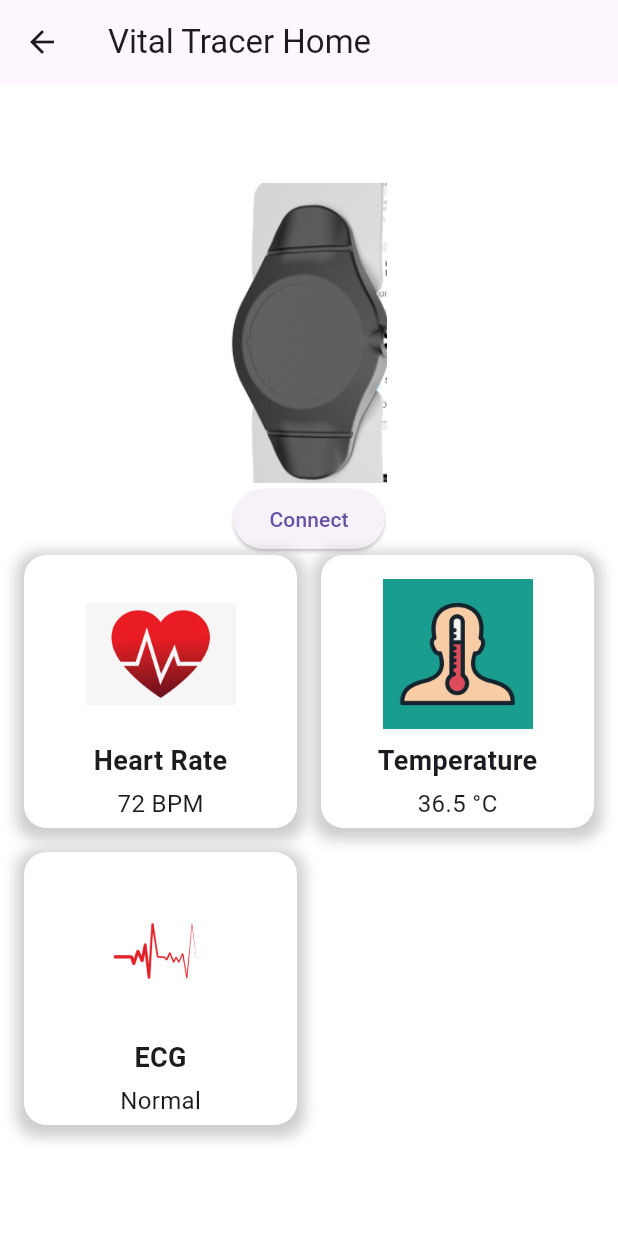
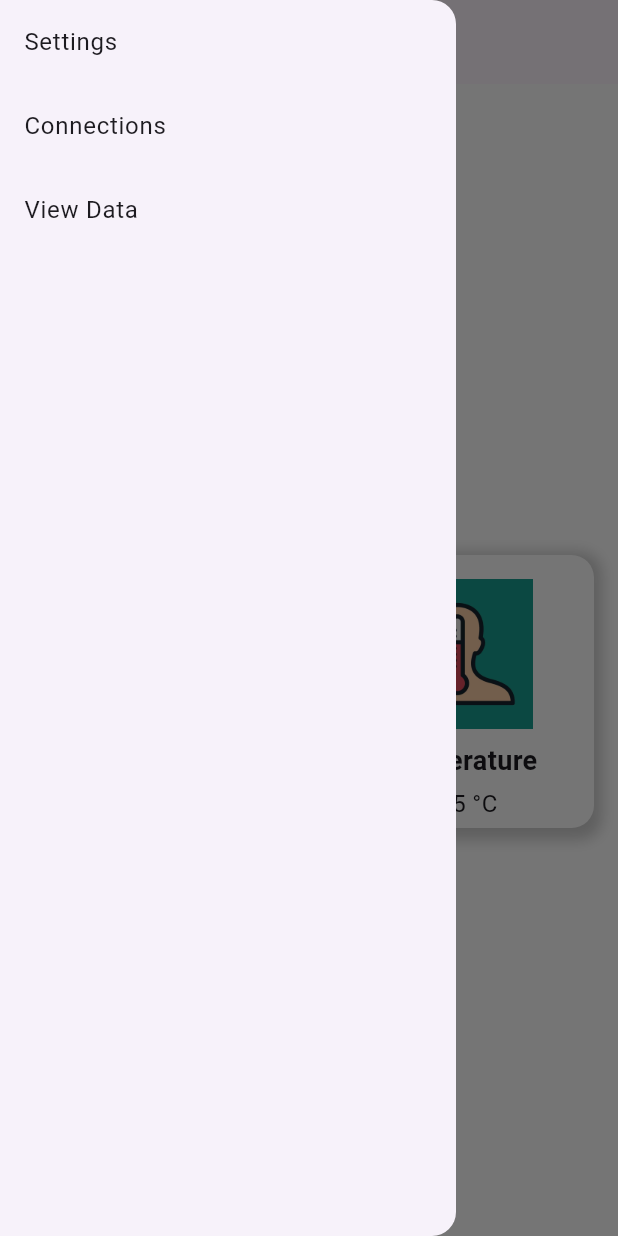
Before and after one commit to WDNUAI/vitaltracer-app, a Flutter app: the HomeScreen screen opened directly, with the side drawer open (before the commit the screen has no drawer), on a phone screen of 412 x 824 dp. Run offline on Flutter 3.47's test engine with Material 3 defaults, Android fonts, the phone set to English and light mode, and no system bars.

Commit message:
added logic for modular hamburger widget

```diff
--- /dev/null
+++ b/lib/screens/hamburger.dart
@@ -0,0 +1,71 @@
+import 'package:flutter/material.dart';
+import 'detailed_view_screen.dart';
+import 'components/health_data_tile.dart';
+
+class HamburgerMenu extends StatelessWidget {
+  final VoidCallback onPressed;
+
+//Forced me to use a value that is not null not sure consequences of VoidCallback are - was added using quick fix btn
+
+//Below Code creates clickable icon, position of icon is determined in the class where it is called
+  const HamburgerMenu({required this.onPressed});
+
+  @override
+  Widget build(BuildContext context) {
+    return IconButton(
+      icon: Icon(Icons.menu),
+      onPressed: onPressed,
+    );
+  }
+
+
+//Every time the hamburger is opened we build its view. Below code creates the List view and defines what happens to context after press
+  Drawer buildDrawer(BuildContext context) {
+    return Drawer(
+      child: ListView(
+        children: [
+          //Set Title
+          ListTile(
+            title: const Text('Settings'),
+            //Define what happens on press
+            onTap: () {
+              // Settings Tap
+              Navigator.pop(context); // Close the drawer and open the new context
+               Navigator.push(
+                        context,
+                        MaterialPageRoute(builder: (context) => const DetailedViewScreen()),
+                      );
+                      // to change where the button brings context change above line to desired screen. Import above
+            },
+          ),
+          //Set Title of Button
+          ListTile(
+            title: const Text('Connections'),
+            onTap: () {
+              // Connections Tap
+              Navigator.pop(context); // Close the drawer and open the new context
+               Navigator.push(
+                        context,
+                        MaterialPageRoute(builder: (context) => const DetailedViewScreen()),
+                      );
+
+            },
+          ),
+          //Set Title of Button
+          ListTile(
+            title: const Text('View Data'),
+            onTap: () {
+              // Handle item 3 tap
+              Navigator.pop(context); // Close the drawer and open the new context
+               Navigator.push(
+                        context,
+                        MaterialPageRoute(builder: (context) => const DetailedViewScreen()),
+                      );
+            },
+          ),
+  // add more buttons at a later point here
+        ],
+      ),
+    );
+  }
+}
--- a/lib/screens/home_screen.dart
+++ b/lib/screens/home_screen.dart
@@ -1,6 +1,7 @@
 import 'package:flutter/material.dart';
 import 'detailed_view_screen.dart';
 import 'components/health_data_tile.dart';
+import 'hamburger.dart';
 
 class HomeScreen extends StatelessWidget {
   const HomeScreen({super.key});
@@ -10,7 +11,17 @@ class HomeScreen extends StatelessWidget {
     return Scaffold(
       appBar: AppBar(
         title: const Text('Vital Tracer Home'),
+        leading: Builder(
+          builder: (context) => HamburgerMenu(
+            onPressed: () {
+              Scaffold.of(context).openDrawer();
+            },
+          ),
+        ),
       ),
+      drawer: HamburgerMenu(
+        onPressed: () {},
+      ).buildDrawer(context),
       backgroundColor: Colors.white,
       body: const HomeScreenContent(),
     );
```
